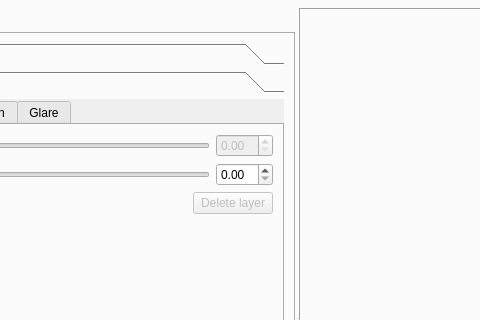
Above: qtgui/luxrender.ui from sungsoo/luxrender-lux before the change; both pictures show x 305 to 785 and y 84 to 404 of the 1024 by 768 pixel window. Below: the same form after it.
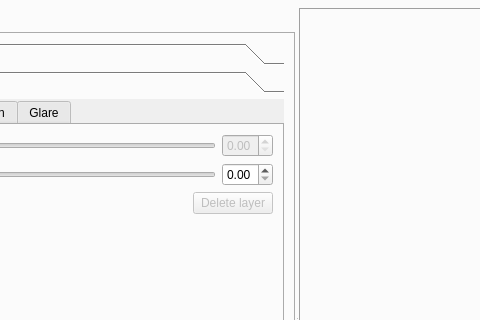
That is the form after the change. The open tabs and pages were chosen to show the change. Icons and pictures are not drawn.

Commit message: Fix some minor Qt gui issues, tweaked CMakeLists.txt for include files

```diff
--- a/qtgui/luxrender.ui
+++ b/qtgui/luxrender.ui
@@ -751,8 +751,8 @@
                  <rect>
                   <x>0</x>
                   <y>0</y>
-                  <width>282</width>
-                  <height>185</height>
+                  <width>571</width>
+                  <height>379</height>
                  </rect>
                 </property>
                 <attribute name="icon">
@@ -822,6 +822,12 @@
                          <property name="toolTip">
                           <string>Adjust Image length Bloom Radius Value</string>
                          </property>
+                         <property name="maximum">
+                          <double>1.000000000000000</double>
+                         </property>
+                         <property name="singleStep">
+                          <double>0.020000000000000</double>
+                         </property>
                         </widget>
                        </item>
                        <item row="1" column="1" colspan="3">
@@ -855,6 +861,12 @@
                          <property name="toolTip">
                           <string>Adjust Bloom amount Value</string>
                          </property>
+                         <property name="maximum">
+                          <double>1.000000000000000</double>
+                         </property>
+                         <property name="singleStep">
+                          <double>0.020000000000000</double>
+                         </property>
                         </widget>
                        </item>
                        <item row="0" column="1" colspan="3">
```
Left out of the diff: 16 changed lines with no effect on the pictures. The commit also changes 2 other files.
